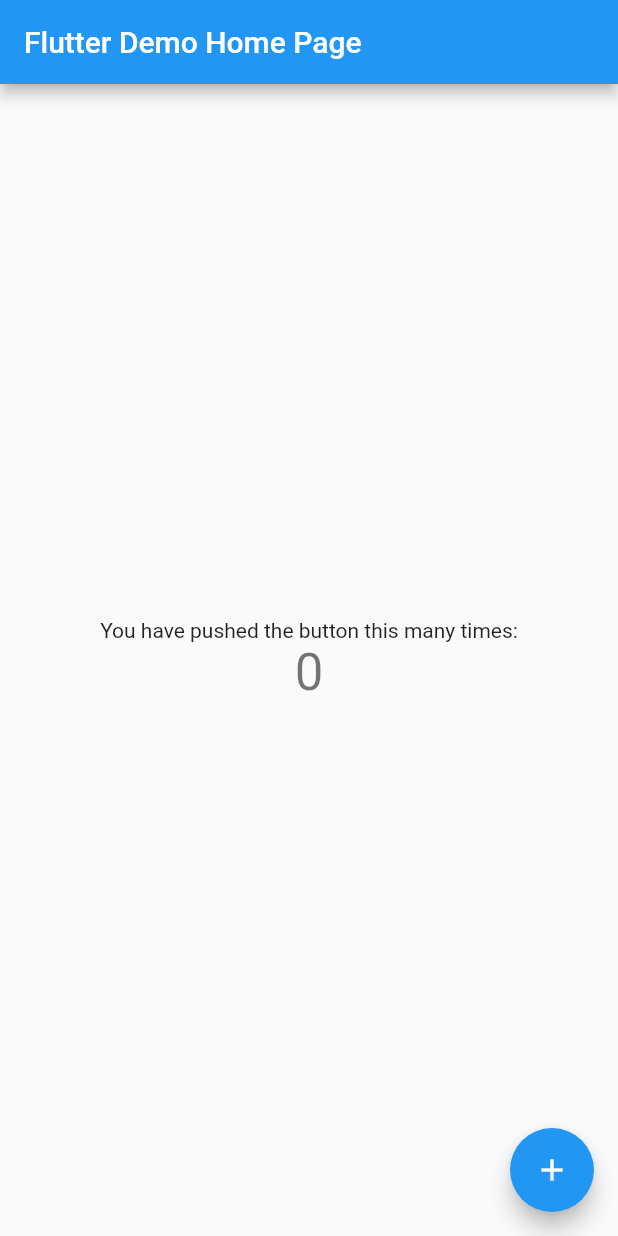
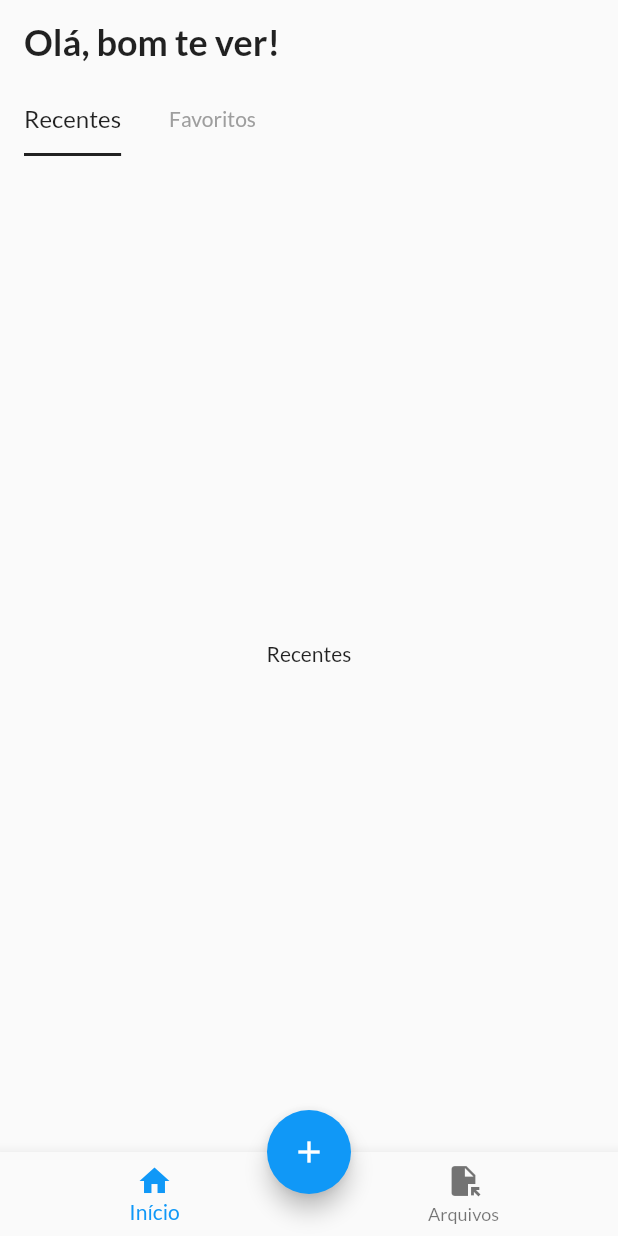
Before and after one commit to rbmelolima/PDF_Viewer, a Flutter app: the screen it shows after launch, on a phone screen of 412 x 824 dp. Run offline on Flutter 3.47's test engine with Material 2 defaults, Android fonts, the phone set to English and light mode, and no system bars.

Commit message:
wip: criando a home

```diff
--- /dev/null
+++ b/lib/features/home/page/home_page.dart
@@ -0,0 +1,50 @@
+import 'package:flutter/material.dart';
+import 'package:pdf_viewer/features/list_files/page/list_files_page.dart';
+
+class HomePage extends StatefulWidget {
+  const HomePage({Key? key}) : super(key: key);
+
+  @override
+  State<HomePage> createState() => _HomePageState();
+}
+
+class _HomePageState extends State<HomePage> {
+  int _selectedIndex = 0;
+
+  static const List<Widget> _widgetOptions = <Widget>[
+    ListFilesPage(),
+    ListFilesPage(),
+  ];
+
+  void _onItemTapped(int index) {
+    setState(() {
+      _selectedIndex = index;
+    });
+  }
+
+  @override
+  Widget build(BuildContext context) {
+    return Scaffold(
+      body: _widgetOptions.elementAt(_selectedIndex),
+      bottomNavigationBar: BottomNavigationBar(
+        items: const [
+          BottomNavigationBarItem(
+            icon: Icon(Icons.home),
+            label: 'Início',
+          ),
+          BottomNavigationBarItem(
+            icon: Icon(Icons.file_open),
+            label: 'Arquivos',
+          ),
+        ],
+        currentIndex: _selectedIndex,
+        onTap: _onItemTapped,
+      ),
+      floatingActionButton: FloatingActionButton(
+        onPressed: () {},
+        child: const Icon(Icons.add),
+      ),
+      floatingActionButtonLocation: FloatingActionButtonLocation.centerDocked,
+    );
+  }
+}
--- /dev/null
+++ b/lib/features/list_files/page/list_files_page.dart
@@ -0,0 +1,40 @@
+import 'package:flutter/material.dart';
+
+class ListFilesPage extends StatelessWidget {
+  const ListFilesPage({Key? key}) : super(key: key);
+
+  @override
+  Widget build(BuildContext context) {
+    return DefaultTabController(
+      length: 2,
+      child: Scaffold(
+        appBar: AppBar(
+          title: Text(
+            'Olá, bom te ver!',
+            style: Theme.of(context).textTheme.headline2,
+          ),
+          bottom: const PreferredSize(
+            preferredSize: Size.fromHeight(48),
+            child: Align(
+              alignment: Alignment.centerLeft,
+              child: TabBar(
+                isScrollable: true,
+                indicatorColor: Colors.black87,
+                tabs: [
+                  Tab(text: 'Recentes'),
+                  Tab(text: 'Favoritos'),
+                ],
+              ),
+            ),
+          ),
+        ),
+        body: const TabBarView(
+          children: [
+            Center(child: Text('Recentes')),
+            Center(child: Text('Todos')),
+          ],
+        ),
+      ),
+    );
+  }
+}
--- a/lib/main.dart
+++ b/lib/main.dart
@@ -1,4 +1,5 @@
 import 'package:flutter/material.dart';
+import 'package:pdf_viewer/features/home/page/home_page.dart';
 
 void main() {
   runApp(const MyApp());
@@ -6,110 +7,76 @@ void main() {
 
 class MyApp extends StatelessWidget {
   const MyApp({super.key});
-
-  // This widget is the root of your application.
   @override
   Widget build(BuildContext context) {
     return MaterialApp(
-      title: 'Flutter Demo',
+      title: 'PDF Viewer',
       theme: ThemeData(
-        // This is the theme of your application.
-        //
-        // Try running your application with "flutter run". You'll see the
-        // application has a blue toolbar. Then, without quitting the app, try
-        // changing the primarySwatch below to Colors.green and then invoke
-        // "hot reload" (press "r" in the console where you ran "flutter run",
-        // or simply save your changes to "hot reload" in a Flutter IDE).
-        // Notice that the counter didn't reset back to zero; the application
-        // is not restarted.
-        primarySwatch: Colors.blue,
+        colorScheme: const ColorScheme.light(
+          background: Color(0xFFFAFAFA),
+          primary: Color(0xFFFF0000),
+          secondary: Color(0xFF1098F7),
+          error: Color(0xffff0033),
+        ),
+        backgroundColor: Color(0xFFFAFAFA),
+        floatingActionButtonTheme: const FloatingActionButtonThemeData(
+          backgroundColor: Color(0xFF1098F7),
+          foregroundColor: Colors.white,
+        ),
+        bottomNavigationBarTheme: const BottomNavigationBarThemeData(
+          selectedItemColor: Color(0xFF1098F7),
+        ),
+        appBarTheme: const AppBarTheme(
+          backgroundColor: Color(0xFFFAFAFA),
+          foregroundColor: Colors.black87,
+          elevation: 0,
+        ),
+        tabBarTheme: const TabBarTheme(
+          labelStyle: TextStyle(fontSize: 16),
+          labelColor: Colors.black87,
+          unselectedLabelColor: Colors.grey,
+          indicatorSize: TabBarIndicatorSize.label,
+        ),
+        fontFamily: 'Lato',
+        textTheme: const TextTheme(
+          bodyText1: TextStyle(
+            color: Colors.black87,
+            fontSize: 16,
+            fontWeight: FontWeight.w400,
+          ),
+          bodyText2: TextStyle(
+            color: Colors.black87,
+            fontSize: 14,
+            fontWeight: FontWeight.w400,
+          ),
+          headline1: TextStyle(
+            color: Colors.black87,
+            fontSize: 32,
+            fontWeight: FontWeight.bold,
+          ),
+          headline2: TextStyle(
+            color: Colors.black87,
+            fontSize: 24,
+            fontWeight: FontWeight.bold,
+          ),
+          headline3: TextStyle(
+            color: Colors.black87,
+            fontSize: 18,
+            fontWeight: FontWeight.bold,
+          ),
+          headline4: TextStyle(
+            color: Colors.black87,
+            fontSize: 16,
+            fontWeight: FontWeight.bold,
+          ),
+          headline5: TextStyle(
+            color: Colors.black87,
+            fontSize: 12,
+            fontWeight: FontWeight.bold,
+          ),
+        ),
       ),
-      home: const MyHomePage(title: 'Flutter Demo Home Page'),
+      home: const HomePage(),
     );
   }
 }
-
-class MyHomePage extends StatefulWidget {
-  const MyHomePage({super.key, required this.title});
-
-  // This widget is the home page of your application. It is stateful, meaning
-  // that it has a State object (defined below) that contains fields that affect
-  // how it looks.
-
-  // This class is the configuration for the state. It holds the values (in this
-  // case the title) provided by the parent (in this case the App widget) and
-  // used by the build method of the State. Fields in a Widget subclass are
-  // always marked "final".
-
-  final String title;
-
-  @override
-  State<MyHomePage> createState() => _MyHomePageState();
-}
-
-class _MyHomePageState extends State<MyHomePage> {
-  int _counter = 0;
-
-  void _incrementCounter() {
-    setState(() {
-      // This call to setState tells the Flutter framework that something has
-      // changed in this State, which causes it to rerun the build method below
-      // so that the display can reflect the updated values. If we changed
-      // _counter without calling setState(), then the build method would not be
-      // called again, and so nothing would appear to happen.
-      _counter++;
-    });
-  }
-
-  @override
-  Widget build(BuildContext context) {
-    // This method is rerun every time setState is called, for instance as done
-    // by the _incrementCounter method above.
-    //
-    // The Flutter framework has been optimized to make rerunning build methods
-    // fast, so that you can just rebuild anything that needs updating rather
-    // than having to individually change instances of widgets.
-    return Scaffold(
-      appBar: AppBar(
-        // Here we take the value from the MyHomePage object that was created by
-        // the App.build method, and use it to set our appbar title.
-        title: Text(widget.title),
-      ),
-      body: Center(
-        // Center is a layout widget. It takes a single child and positions it
-        // in the middle of the parent.
-        child: Column(
-          // Column is also a layout widget. It takes a list of children and
-          // arranges them vertically. By default, it sizes itself to fit its
-          // children horizontally, and tries to be as tall as its parent.
-          //
-          // Invoke "debug painting" (press "p" in the console, choose the
-          // "Toggle Debug Paint" action from the Flutter Inspector in Android
-          // Studio, or the "Toggle Debug Paint" command in Visual Studio Code)
-          // to see the wireframe for each widget.
-          //
-          // Column has various properties to control how it sizes itself and
-          // how it positions its children. Here we use mainAxisAlignment to
-          // center the children vertically; the main axis here is the vertical
-          // axis because Columns are vertical (the cross axis would be
-          // horizontal).
-          mainAxisAlignment: MainAxisAlignment.center,
-          children: <Widget>[
-            const Text(
-              'You have pushed the button this many times:',
-            ),
-            Text(
-              '$_counter',
-              style: Theme.of(context).textTheme.headline4,
-            ),
-          ],
-        ),
-      ),
-      floatingActionButton: FloatingActionButton(
-        onPressed: _incrementCounter,
-        tooltip: 'Increment',
-        child: const Icon(Icons.add),
-      ), // This trailing comma makes auto-formatting nicer for build methods.
-    );
-  }
-}
```
